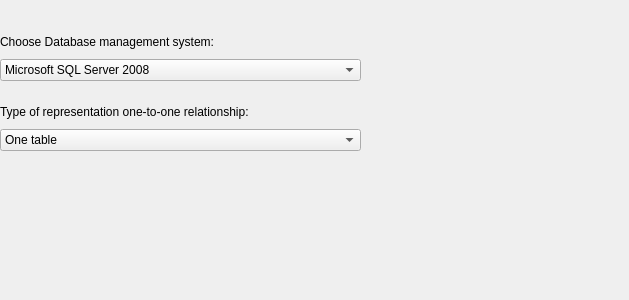
qreal/qreal, file plugins/databases/databasesSupport/databasesPreferencesPage.ui: the form before one commit.
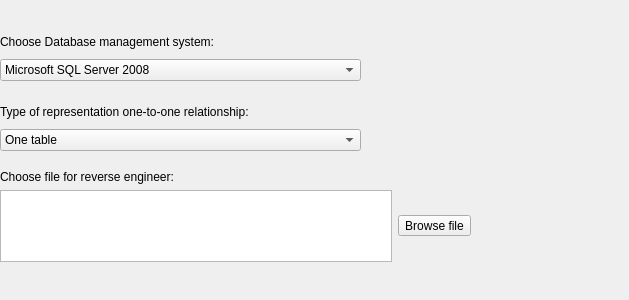
The form after the commit.

Patch:
```diff
--- a/plugins/databases/databasesSupport/databasesPreferencesPage.ui
+++ b/plugins/databases/databasesSupport/databasesPreferencesPage.ui
@@ -170,6 +170,45 @@
     </item>
    </layout>
   </widget>
+  <widget class="QWidget" name="gridLayoutWidget">
+   <property name="geometry">
+    <rect>
+     <x>0</x>
+     <y>170</y>
+     <width>471</width>
+     <height>92</height>
+    </rect>
+   </property>
+   <layout class="QGridLayout" name="gridLayout">
+    <item row="1" column="0">
+     <widget class="QLabel" name="oneToOneRepresentationLabel_2">
+      <property name="text">
+       <string>Choose file for reverse engineer:</string>
+      </property>
+      <property name="textFormat">
+       <enum>Qt::AutoText</enum>
+      </property>
+     </widget>
+    </item>
+    <item row="3" column="0">
+     <widget class="QTextEdit" name="reverseEngineerFilePath">
+      <property name="enabled">
+       <bool>true</bool>
+      </property>
+      <property name="readOnly">
+       <bool>true</bool>
+      </property>
+     </widget>
+    </item>
+    <item row="3" column="1">
+     <widget class="QToolButton" name="reverseEngineerFileButton">
+      <property name="text">
+       <string>Browse file</string>
+      </property>
+     </widget>
+    </item>
+   </layout>
+  </widget>
  </widget>
  <resources/>
  <connections/>
```
